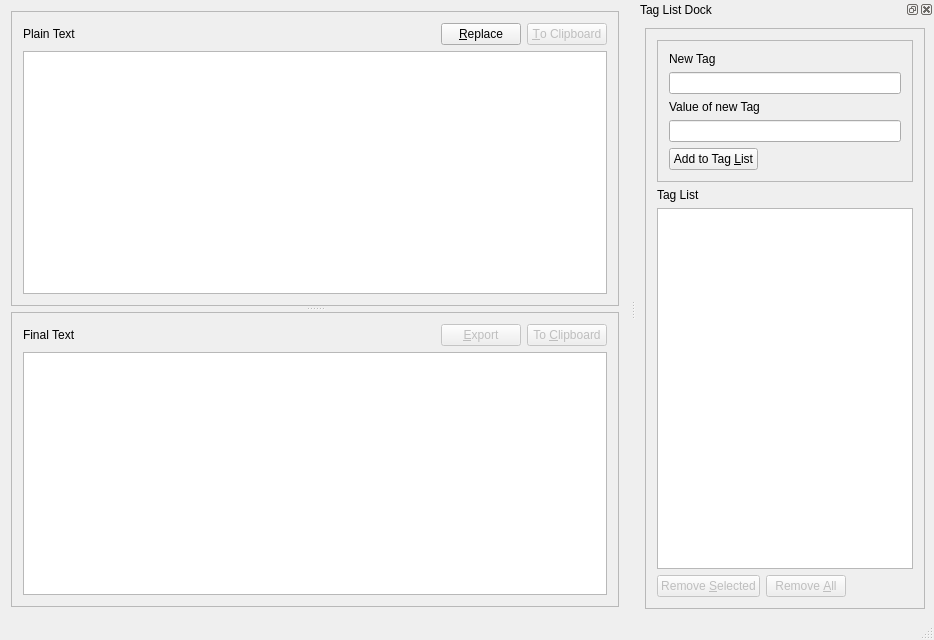
First picture: the form in ReplacerMPV/mainwindow.ui, repository Ernesuma/replacerMpv, before the edit.
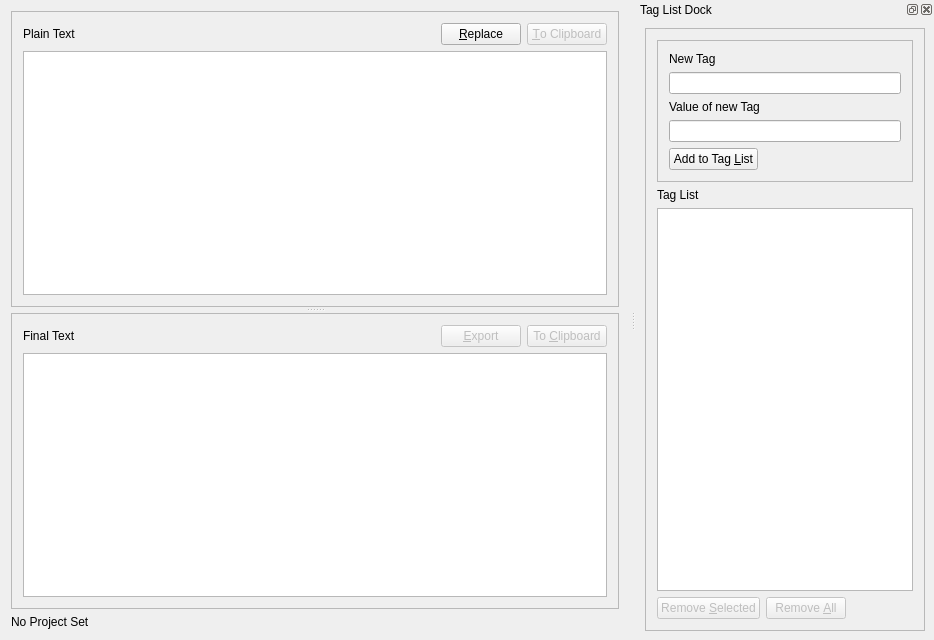
Second picture: the form after the edit. Icons and pictures are not drawn.

Commit message: show current project in main window status bar label

```diff
--- a/ReplacerMPV/mainwindow.ui
+++ b/ReplacerMPV/mainwindow.ui
@@ -140,6 +140,13 @@
       </widget>
      </widget>
     </item>
+    <item>
+     <widget class="QLabel" name="lbl_currentProject">
+      <property name="text">
+       <string>No Project Set</string>
+      </property>
+     </widget>
+    </item>
    </layout>
   </widget>
   <widget class="QDockWidget" name="dockWidget">
@@ -334,7 +341,6 @@
     </rect>
    </property>
   </widget>
-  <widget class="QStatusBar" name="statusBar"/>
  </widget>
  <layoutdefault spacing="6" margin="11"/>
  <resources/>
```
Left out of the diff: 8 changed lines with no effect on the pictures. The commit also changes 8 other files.
